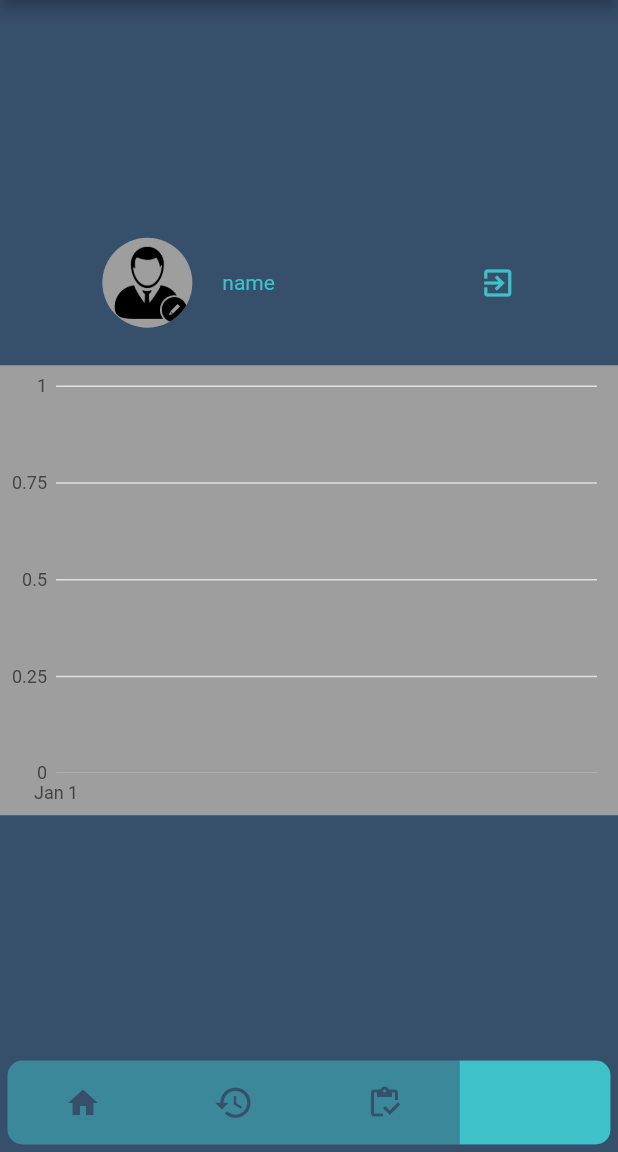
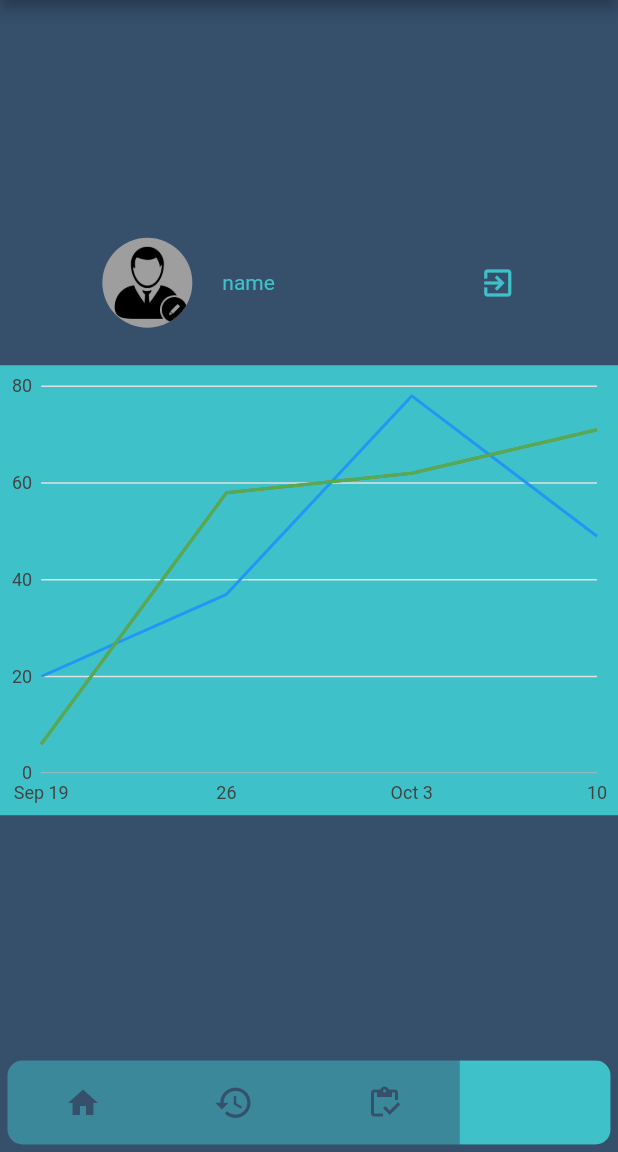
Before and after one commit to DavidBeppiev/Be-Finance, a Flutter app: the MainPage screen opened directly, item 4 of the bottom bar chosen, on a phone screen of 412 x 824 dp, the part 84-1236 px from its top. Run offline on Flutter 3.47's test engine with Material 2 defaults, Android fonts, the phone set to English and light mode, and no system bars; drawn by our look-alikes of flutter_snake_navigationbar; our stand-ins replace bloc, charts_flutter, flutter_bloc.

Commit message:
1. random charts is ready

```diff
--- a/lib/ui/views/main_views/profile_view.dart
+++ b/lib/ui/views/main_views/profile_view.dart
@@ -33,12 +33,12 @@ class ProfileView extends StatelessWidget {
             )
           ],
         ),
-        SizedBox(height: 25.0,),
+        const SizedBox(height: 25.0,),
         Container(
           width: double.infinity,
           height: 300,
-          color: Colors.grey,
-          child: DateTimeComboLinePointChart([]),
+          color: AllColors.secondaryColor,
+          child: DateTimeComboLinePointChart(),
         )
       ],
     ));
--- a/lib/ui/widgets/charts_widget/chart_widget.dart
+++ b/lib/ui/widgets/charts_widget/chart_widget.dart
@@ -27,28 +27,28 @@ import 'package:charts_flutter/flutter.dart' as charts;
 import 'package:flutter/material.dart';
 
 class DateTimeComboLinePointChart extends StatelessWidget {
-  final List<charts.Series<dynamic, DateTime>> seriesList;
-  final bool? animate;
+  // final List<charts.Series<dynamic, DateTime>> seriesList;
+  // final bool? animate;
 
-  const DateTimeComboLinePointChart(this.seriesList, {this.animate, Key? key})
-      : super(key: key);
+  // const DateTimeComboLinePointChart(this.seriesList, {this.animate, Key? key})
+  //     : super(key: key);
 
   /// Creates a [TimeSeriesChart] with sample data and no transition.
-  factory DateTimeComboLinePointChart.withSampleData() {
-    return DateTimeComboLinePointChart(
-      _createSampleData(),
-      // Disable animations for image tests.
-      animate: false,
-    );
-  }
+  // factory DateTimeComboLinePointChart.withSampleData() {
+  //   return DateTimeComboLinePointChart(
+  //     _createSampleData(),
+  //     // Disable animations for image tests.
+  //     animate: false,
+  //   );
+  // }
 
   // EXCLUDE_FROM_GALLERY_DOCS_START
   // This section is excluded from being copied to the gallery.
   // It is used for creating random series data to demonstrate animation in
   // the example app only.
-  factory DateTimeComboLinePointChart.withRandomData() {
-    return DateTimeComboLinePointChart(_createRandomData());
-  }
+  // factory DateTimeComboLinePointChart.withRandomData() {
+  //   return DateTimeComboLinePointChart(_createRandomData());
+  // }
 
   /// Create random data.
   static List<charts.Series<TimeSeriesSales, DateTime>> _createRandomData() {
@@ -69,32 +69,32 @@ class DateTimeComboLinePointChart extends StatelessWidget {
     ];
 
     final mobileSalesData = [
-      TimeSeriesSales(DateTime(2017, 9, 19), tableSalesData[0].sales),
-      TimeSeriesSales(DateTime(2017, 9, 26), tableSalesData[1].sales),
-      TimeSeriesSales(DateTime(2017, 10, 3), tableSalesData[2].sales),
-      TimeSeriesSales(DateTime(2017, 10, 10), tableSalesData[3].sales),
+      TimeSeriesSales(DateTime(2017, 9, 19), tableSalesData[0].money),
+      TimeSeriesSales(DateTime(2017, 9, 26), tableSalesData[1].money),
+      TimeSeriesSales(DateTime(2017, 10, 3), tableSalesData[2].money),
+      TimeSeriesSales(DateTime(2017, 10, 10), tableSalesData[3].money),
     ];
 
     return [
       charts.Series<TimeSeriesSales, DateTime>(
         id: 'Desktop',
         colorFn: (_, __) => charts.MaterialPalette.blue.shadeDefault,
-        domainFn: (TimeSeriesSales sales, _) => sales.time,
-        measureFn: (TimeSeriesSales sales, _) => sales.sales,
+        domainFn: (TimeSeriesSales money, _) => money.time,
+        measureFn: (TimeSeriesSales money, _) => money.money,
         data: desktopSalesData,
       ),
       charts.Series<TimeSeriesSales, DateTime>(
         id: 'Tablet',
         colorFn: (_, __) => charts.MaterialPalette.red.shadeDefault,
-        domainFn: (TimeSeriesSales sales, _) => sales.time,
-        measureFn: (TimeSeriesSales sales, _) => sales.sales,
+        domainFn: (TimeSeriesSales money, _) => money.time,
+        measureFn: (TimeSeriesSales money, _) => money.money,
         data: tableSalesData,
       ),
       charts.Series<TimeSeriesSales, DateTime>(
           id: 'Mobile',
           colorFn: (_, __) => charts.MaterialPalette.green.shadeDefault,
-          domainFn: (TimeSeriesSales sales, _) => sales.time,
-          measureFn: (TimeSeriesSales sales, _) => sales.sales,
+          domainFn: (TimeSeriesSales money, _) => money.time,
+          measureFn: (TimeSeriesSales money, _) => money.money,
           data: mobileSalesData)
       // Configure our custom point renderer for this series.
         ..setAttribute(charts.rendererIdKey, 'customPoint'),
@@ -105,8 +105,8 @@ class DateTimeComboLinePointChart extends StatelessWidget {
   @override
   Widget build(BuildContext context) {
     return charts.TimeSeriesChart(
-      seriesList,
-      animate: animate,
+      _createRandomData(),
+      animate: false,
       // Configure the default renderer as a line renderer. This will be used
       // for any series that does not define a rendererIdKey.
       //
@@ -152,22 +152,22 @@ class DateTimeComboLinePointChart extends StatelessWidget {
       charts.Series<TimeSeriesSales, DateTime>(
         id: 'Desktop',
         colorFn: (_, __) => charts.MaterialPalette.blue.shadeDefault,
-        domainFn: (TimeSeriesSales sales, _) => sales.time,
-        measureFn: (TimeSeriesSales sales, _) => sales.sales,
+        domainFn: (TimeSeriesSales money, _) => money.time,
+        measureFn: (TimeSeriesSales money, _) => money.money,
         data: desktopSalesData,
       ),
       charts.Series<TimeSeriesSales, DateTime>(
         id: 'Tablet',
         colorFn: (_, __) => charts.MaterialPalette.red.shadeDefault,
-        domainFn: (TimeSeriesSales sales, _) => sales.time,
-        measureFn: (TimeSeriesSales sales, _) => sales.sales,
+        domainFn: (TimeSeriesSales money, _) => money.time,
+        measureFn: (TimeSeriesSales money, _) => money.money,
         data: tableSalesData,
       ),
       charts.Series<TimeSeriesSales, DateTime>(
           id: 'Mobile',
           colorFn: (_, __) => charts.MaterialPalette.green.shadeDefault,
-          domainFn: (TimeSeriesSales sales, _) => sales.time,
-          measureFn: (TimeSeriesSales sales, _) => sales.sales,
+          domainFn: (TimeSeriesSales money, _) => money.time,
+          measureFn: (TimeSeriesSales money, _) => money.money,
           data: mobileSalesData)
       // Configure our custom point renderer for this series.
         ..setAttribute(charts.rendererIdKey, 'customPoint'),
@@ -178,7 +178,7 @@ class DateTimeComboLinePointChart extends StatelessWidget {
 /// Sample time series data type.
 class TimeSeriesSales {
   final DateTime time;
-  final int sales;
+  final int money;
 
-  TimeSeriesSales(this.time, this.sales);
+  TimeSeriesSales(this.time, this.money);
 }
```
